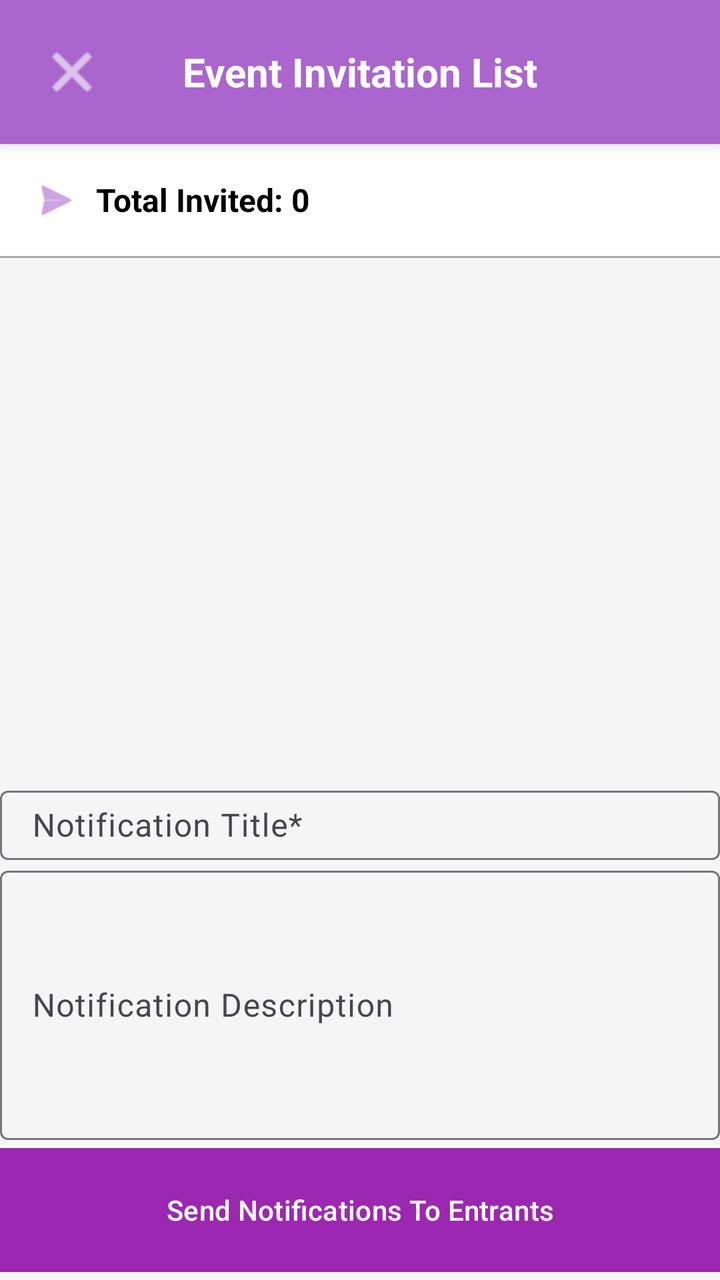
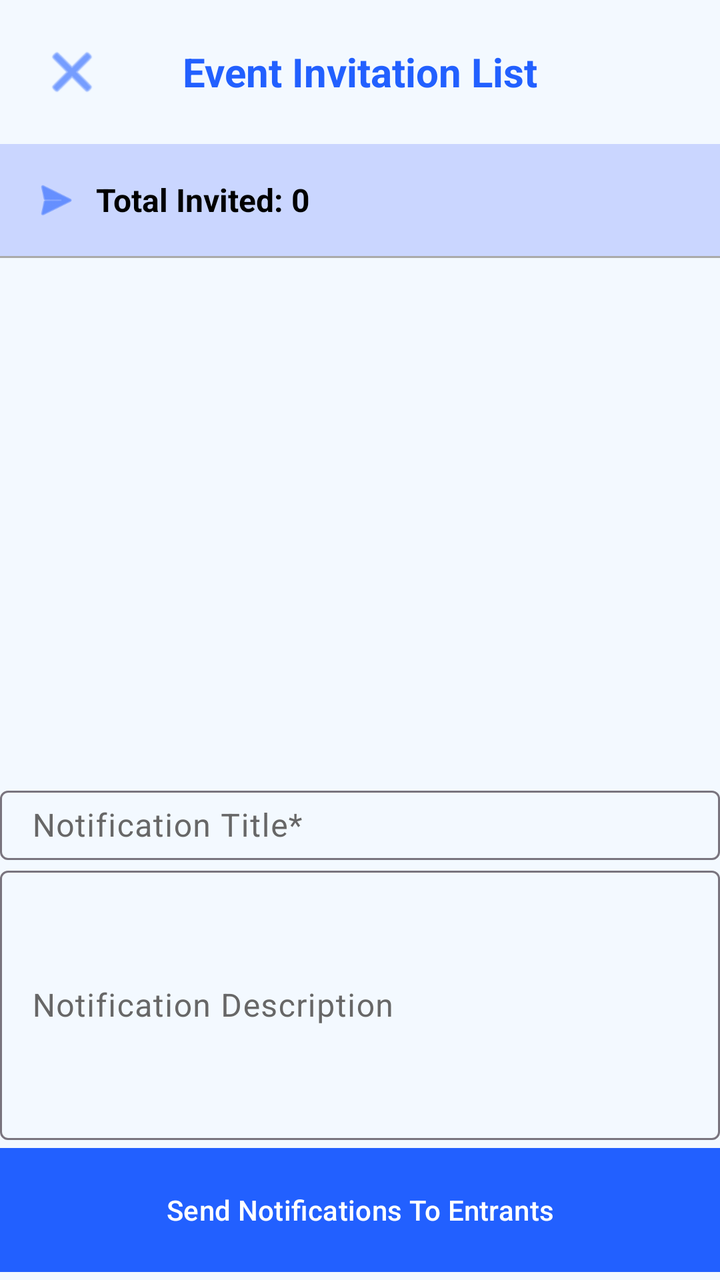

The first picture is an Android layout as it rendered before a commit; the second is the same layout after the commit. The layout source and the unified diff follow.
<!-- AndroidManifest.xml: activity theme Theme.GitCat_events -->
<!-- res/layout/activity_invitation_list_view.xml -->
<?xml version="1.0" encoding="utf-8"?>
<LinearLayout xmlns:android="http://schemas.android.com/apk/res/android"
    xmlns:app="http://schemas.android.com/apk/res-auto"
    android:layout_width="match_parent"
    android:layout_height="match_parent"
    android:orientation="vertical"
    android:background="#F5F5F5">

    
    <RelativeLayout
        android:layout_width="match_parent"
        android:layout_height="wrap_content"
        android:background="@android:color/holo_purple"
        android:padding="16dp"
        android:elevation="4dp">

        <ImageButton
            android:id="@+id/btnBack"
            android:layout_width="40dp"
            android:layout_height="40dp"
            android:layout_alignParentStart="true"
            android:layout_centerVertical="true"
            android:background="?attr/selectableItemBackgroundBorderless"
            android:src="@android:drawable/ic_menu_close_clear_cancel"
            android:contentDescription="Back"
            app:tint="@android:color/white" />

        <TextView
            android:id="@+id/tvEventName"
            android:layout_width="wrap_content"
            android:layout_height="wrap_content"
            android:layout_centerInParent="true"
            android:text="Event Invitation List"
            android:textColor="@android:color/white"
            android:textSize="20sp"
            android:textStyle="bold" />
    </RelativeLayout>

    
    <LinearLayout
        android:layout_width="match_parent"
        android:layout_height="wrap_content"
        android:orientation="horizontal"
        android:padding="16dp"
        android:background="@android:color/white"
        android:gravity="center_vertical">

        <ImageView
            android:layout_width="24dp"
            android:layout_height="24dp"
            android:src="@android:drawable/ic_menu_send"
            android:layout_marginEnd="8dp"
            app:tint="@android:color/holo_purple" />

        <TextView
            android:id="@+id/tvInvitationListCount"
            android:layout_width="wrap_content"
            android:layout_height="wrap_content"
            android:text="Total Invited: 0"
            android:textSize="16sp"
            android:textStyle="bold"
            android:textColor="@color/black" />
    </LinearLayout>

    

    

    
    <TextView
        android:id="@+id/tvInvitationListEmpty"
        android:layout_width="match_parent"
        android:layout_height="0dp"
        android:layout_weight="1"
        android:gravity="center"
        android:text="No invitations sent yet\n\nRun the raffle to select and invite entrants"
        android:textAlignment="center"
        android:textSize="16sp"
        android:textColor="@android:color/darker_gray"
        android:visibility="gone" />

    <LinearLayout
        android:layout_width="match_parent"
        android:layout_height="match_parent"
        android:orientation="vertical">

        <View
            android:layout_width="match_parent"
            android:layout_height="1dp"
            android:background="@android:color/darker_gray" />

        <androidx.recyclerview.widget.RecyclerView
            android:id="@+id/rvInvitationList"
            android:layout_width="match_parent"
            android:layout_height="388dp"
            android:layout_weight="1"
            android:clipToPadding="false"
            android:padding="8dp" />

        <LinearLayout
            android:layout_width="match_parent"
            android:layout_height="250dp"
            android:orientation="vertical">

            <com.google.android.material.textfield.TextInputLayout
                android:id="@+id/textInputLayout"
                android:layout_width="match_parent"
                android:layout_height="40dp">

                <com.google.android.material.textfield.TextInputEditText
                    android:id="@+id/invitationListNotifTitleText"
                    android:layout_width="match_parent"
                    android:layout_height="match_parent"
                    android:hint="Notification Title*" />
            </com.google.android.material.textfield.TextInputLayout>

            <com.google.android.material.textfield.TextInputLayout
                android:id="@+id/textInputLayout2"
                android:layout_width="match_parent"
                android:layout_height="140dp">

                <com.google.android.material.textfield.TextInputEditText
                    android:id="@+id/invitationListNotifDescription"
                    android:layout_width="match_parent"
                    android:layout_height="match_parent"
                    android:hint="Notification Description" />
            </com.google.android.material.textfield.TextInputLayout>

            <Button
                android:id="@+id/button2"
                android:layout_width="match_parent"
                android:layout_height="70dp"
                android:layout_marginTop="0dp"
                android:backgroundTint="#9C27B0"
                android:text="Send Notifications To Entrants"
                app:cornerRadius="0dp" />
        </LinearLayout>
    </LinearLayout>

</LinearLayout>
<!-- resources referenced by this layout -->
<resources>
  <color name="black">#FF000000</color>
  <style name="Theme.GitCat_events" parent="Base.Theme.GitCat_events" />
  <style name="Base.Theme.GitCat_events" parent="Theme.Material3.DayNight.NoActionBar">
          
          
      </style>
</resources>

<!-- the commit's change to res/layout/activity_invitation_list_view.xml (unified diff, before → after) -->
@@ -3,16 +3,15 @@
     xmlns:app="http://schemas.android.com/apk/res-auto"
     android:layout_width="match_parent"
     android:layout_height="match_parent"
-    android:orientation="vertical"
-    android:background="#F5F5F5">
+    android:background="@color/background_color"
+    android:orientation="vertical">
 
     
     <RelativeLayout
         android:layout_width="match_parent"
         android:layout_height="wrap_content"
-        android:background="@android:color/holo_purple"
-        android:padding="16dp"
-        android:elevation="4dp">
+        android:elevation="4dp"
+        android:padding="16dp">
 
         <ImageButton
             android:id="@+id/btnBack"
@@ -21,9 +20,9 @@
             android:layout_alignParentStart="true"
             android:layout_centerVertical="true"
             android:background="?attr/selectableItemBackgroundBorderless"
+            android:contentDescription="Back"
             android:src="@android:drawable/ic_menu_close_clear_cancel"
-            android:contentDescription="Back"
-            app:tint="@android:color/white" />
+            app:tint="@color/button_color" />
 
         <TextView
             android:id="@+id/tvEventName"
@@ -31,7 +30,7 @@
             android:layout_height="wrap_content"
             android:layout_centerInParent="true"
             android:text="Event Invitation List"
-            android:textColor="@android:color/white"
+            android:textColor="@color/text_color_colored"
             android:textSize="20sp"
             android:textStyle="bold" />
     </RelativeLayout>
@@ -40,29 +39,27 @@
     <LinearLayout
         android:layout_width="match_parent"
         android:layout_height="wrap_content"
+        android:background="@color/container_color"
+        android:gravity="center_vertical"
         android:orientation="horizontal"
-        android:padding="16dp"
-        android:background="@android:color/white"
-        android:gravity="center_vertical">
+        android:padding="16dp">
 
         <ImageView
             android:layout_width="24dp"
             android:layout_height="24dp"
+            android:layout_marginEnd="8dp"
             android:src="@android:drawable/ic_menu_send"
-            android:layout_marginEnd="8dp"
-            app:tint="@android:color/holo_purple" />
+            app:tint="@color/button_color" />
 
         <TextView
             android:id="@+id/tvInvitationListCount"
             android:layout_width="wrap_content"
             android:layout_height="wrap_content"
             android:text="Total Invited: 0"
+            android:textColor="@color/text_color_dark"
             android:textSize="16sp"
-            android:textStyle="bold"
-            android:textColor="@color/black" />
+            android:textStyle="bold" />
     </LinearLayout>
-
-    
 
     
 
@@ -75,8 +72,8 @@
         android:gravity="center"
         android:text="No invitations sent yet\n\nRun the raffle to select and invite entrants"
         android:textAlignment="center"
+        android:textColor="@color/text_color_medium"
         android:textSize="16sp"
-        android:textColor="@android:color/darker_gray"
         android:visibility="gone" />
 
     <LinearLayout
@@ -105,7 +102,13 @@
             <com.google.android.material.textfield.TextInputLayout
                 android:id="@+id/textInputLayout"
                 android:layout_width="match_parent"
-                android:layout_height="40dp">
+                android:layout_height="40dp"
+                android:textColorHint="@color/text_color_medium"
+                app:helperTextTextColor="@color/text_color_medium"
+                app:hintTextColor="@color/text_color_medium"
+                app:placeholderTextColor="@color/text_color_medium"
+                app:prefixTextColor="@color/text_color_medium"
+                app:suffixTextColor="@color/text_color_medium">
 
                 <com.google.android.material.textfield.TextInputEditText
                     android:id="@+id/invitationListNotifTitleText"
@@ -117,7 +120,13 @@
             <com.google.android.material.textfield.TextInputLayout
                 android:id="@+id/textInputLayout2"
                 android:layout_width="match_parent"
-                android:layout_height="140dp">
+                android:layout_height="140dp"
+                android:textColorHint="@color/text_color_medium"
+                app:helperTextTextColor="@color/text_color_medium"
+                app:hintTextColor="@color/text_color_medium"
+                app:placeholderTextColor="@color/text_color_medium"
+                app:prefixTextColor="@color/text_color_medium"
+                app:suffixTextColor="@color/text_color_medium">
 
                 <com.google.android.material.textfield.TextInputEditText
                     android:id="@+id/invitationListNotifDescription"
@@ -131,8 +140,9 @@
                 android:layout_width="match_parent"
                 android:layout_height="70dp"
                 android:layout_marginTop="0dp"
-                android:backgroundTint="#9C27B0"
+                android:backgroundTint="@color/button_color"
                 android:text="Send Notifications To Entrants"
+                android:textColor="@color/text_color_light"
                 app:cornerRadius="0dp" />
         </LinearLayout>
     </LinearLayout>
<!-- resource entries referenced after the edit -->
@@ -1,6 +1,12 @@
 <!-- resources referenced by this layout -->
 <resources>
-  <color name="black">#FF000000</color>
+  <color name="background_color">#F3F9FF</color>
+  <color name="button_color">#2260ff</color>
+  <color name="container_color">#CAD6ff</color>
+  <color name="text_color_colored">#2260ff</color>
+  <color name="text_color_dark">#000000</color>
+  <color name="text_color_light">#ffffff</color>
+  <color name="text_color_medium">#676767</color>
   <style name="Theme.GitCat_events" parent="Base.Theme.GitCat_events" />
   <style name="Base.Theme.GitCat_events" parent="Theme.Material3.DayNight.NoActionBar">
           
